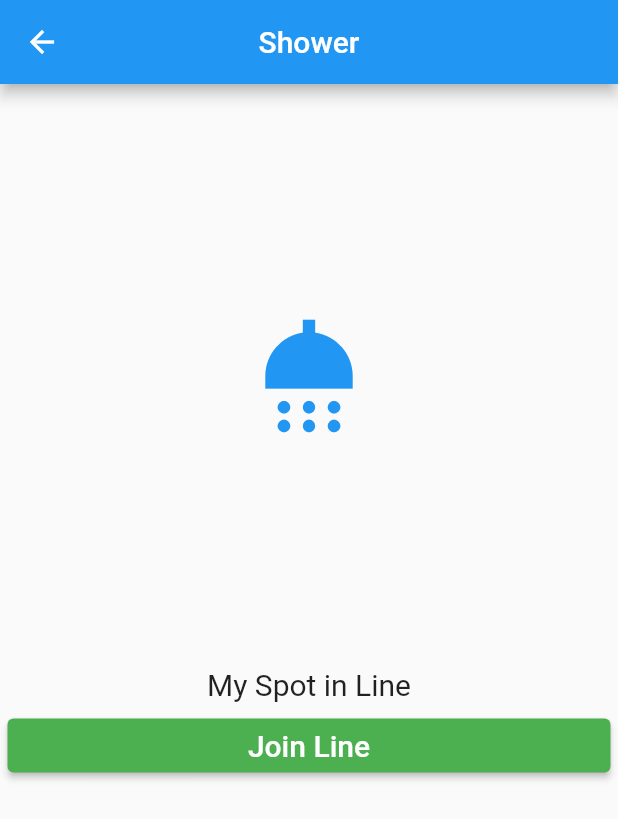
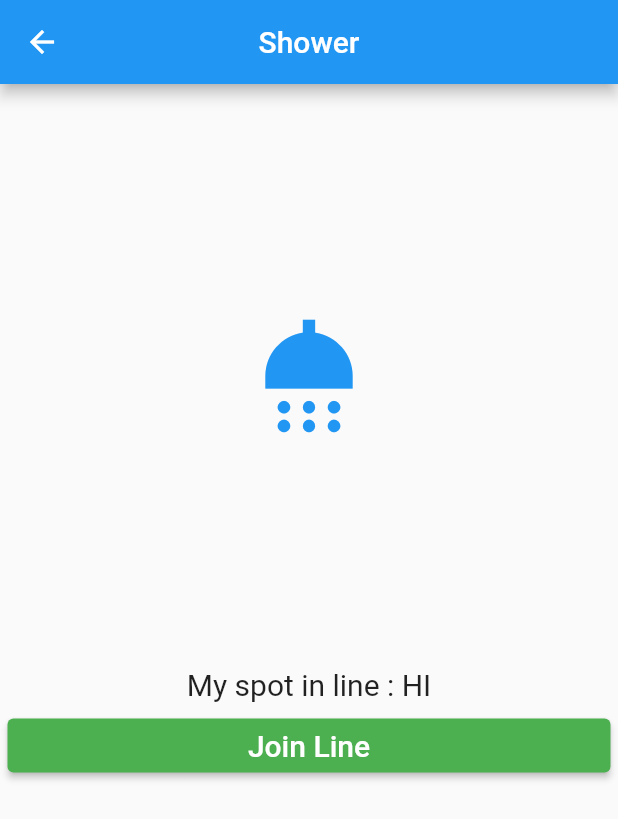
Before and after one commit to elizabethrlemar/AndreHouse, a Flutter app: the GuestShowerPage screen opened directly, after a tap on the "shower" icon, on a phone screen of 412 x 824 dp. Shown: the top 819 px of the screen. Run offline on Flutter 3.47's test engine with Material 2 defaults, Android fonts, the phone set to English and light mode, and no system bars; our stand-ins replace cloud_firestore, firebase_auth, firebase_core; accounts and stored records are empty.

Commit message:
can view spot in line now

```diff
--- a/lib/GuestPages/guest_shower.dart
+++ b/lib/GuestPages/guest_shower.dart
@@ -3,7 +3,9 @@ import 'package:flutter/material.dart';
 import 'package:firebase_core/firebase_core.dart';
 import 'package:firebase_auth/firebase_auth.dart';
 
+import '../model/shower_model.dart';
 import '../model/user_model.dart';
+import 'guest_clothing.dart';
 /*Page that allows guests to sign up for showers*/
 bool _hasBeenPressed = false;
 class GuestShowerPage extends StatefulWidget {
@@ -13,6 +15,9 @@ class GuestShowerPage extends StatefulWidget {
 }
 
 class _ShowerState extends State<GuestShowerPage> {
+
+  late String myEmail = "HI";
+
   @override
   Widget build(BuildContext context) {
     return Scaffold(
@@ -37,10 +42,13 @@ class _ShowerState extends State<GuestShowerPage> {
                                 onPressed: () {findSpot();},
                               )
                           ),
-                          const Text(
-                            'My Spot in Line',
-                            style: TextStyle(fontSize: 20),
-                          )
+                          FutureBuilder(
+                            future: findSpot(),
+                            builder: (context, snapshot) {
+                              return Text("My spot in line : $myEmail",
+                                  style: TextStyle(fontSize: 20));
+                            },
+                          ),
                         ]
                     )
                 ),
@@ -84,7 +92,24 @@ class _ShowerState extends State<GuestShowerPage> {
       ),
     );
   }
+
+  findSpot() async {
+    final uid = await FirebaseAuth.instance.currentUser!.uid;
+    if (uid != null) {
+      await FirebaseFirestore.instance
+          .collection('showers')
+          .where("uid", isEqualTo: uid)
+          .get()
+          .then((ds) {
+        myEmail = ds.docs[0]["index"].toString();
+        print(myEmail);
+      }).catchError((e) {
+        print(e);
+      });
+    }
+  }
 }
+
 
 void joinLine() {
 
@@ -132,30 +157,6 @@ void joinLine() {
   print("Added user to queue.");
 }
 
-void findSpot()
-{
-
-  CollectionReference shower = FirebaseFirestore.instance.collection('showers');
-
-  var currentUser = FirebaseAuth.instance.currentUser;
-
-  String? email = "";
-  if (currentUser != null) {
-    email = currentUser.email;
-  }
-
-  FirebaseFirestore.instance
-      .collection('showers')
-      .where('name', isEqualTo: email)
-      .limit(1)
-      .get()
-      .then((QuerySnapshot querySnapshot) {
-    var index = querySnapshot.docs[0]["index"];
-    print("The user's index is " + index.toString());
-  });
-
-}
-
 void leaveLine() {
 
   String? uid = FirebaseAuth.instance.currentUser!.uid;
```
Also changed, not shown: lib/model/shower_model.dart (added, +24 -0 lines), lib/GuestPages/guest_homepage.dart (line endings or trailing spaces).
